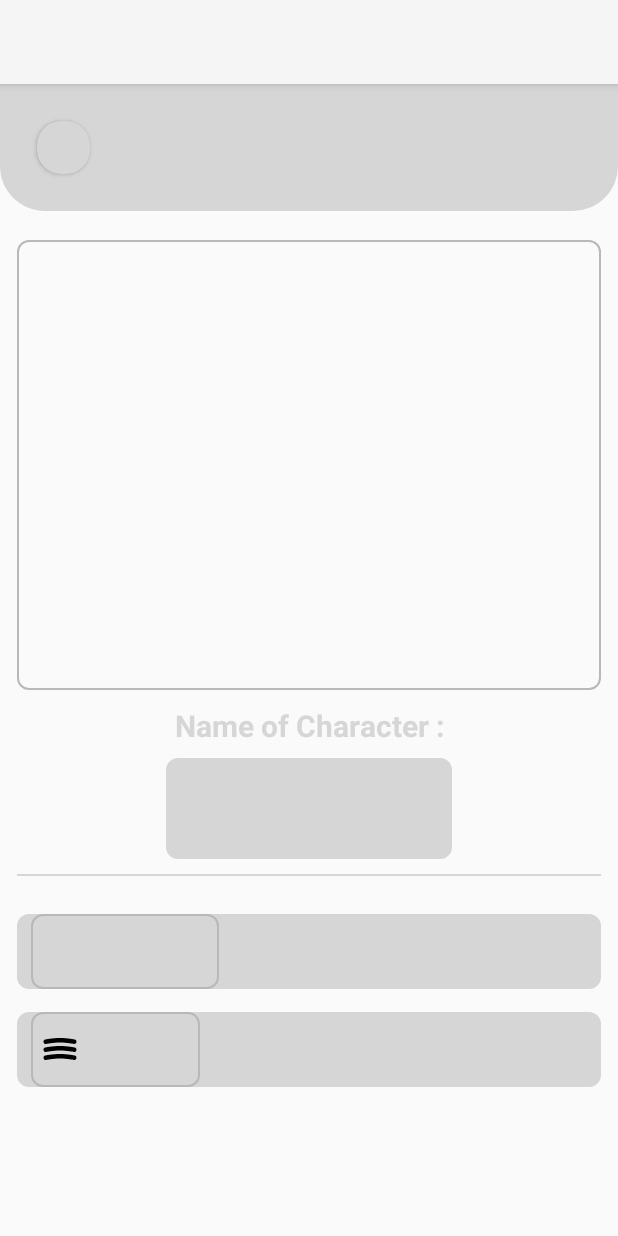
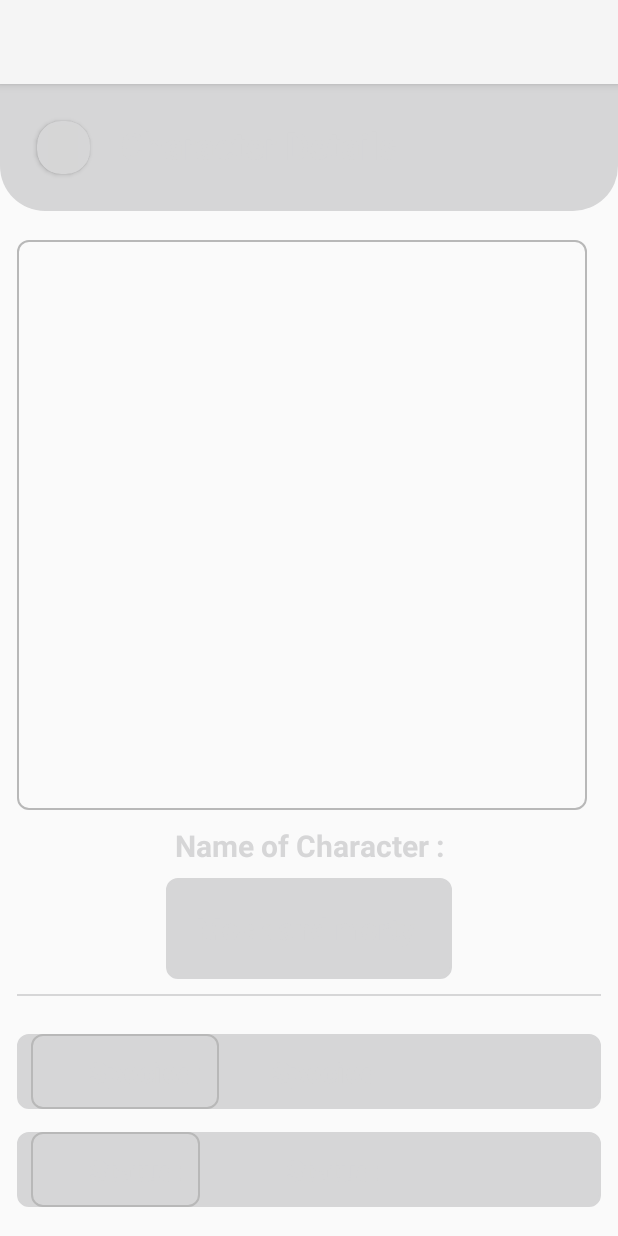
Before and after one commit to amineseba/Mobile-Take-Home-Test, an Android app: the CharacterDetailsActivity screen opened directly, with no data from a screen before it, on a phone screen of 412 x 824 dp. Run offline under Robolectric (Android 15) with nearby library versions, the phone set to English and light mode, and no system bars; our stand-ins replace Picasso; pictures from the network do not load; grey boxes are pictures that could not be loaded.

Commit message:
last updated UI to match the .APK file added to the repository files.

```diff
--- a/app/build.gradle.kts
+++ b/app/build.gradle.kts
@@ -50,6 +50,7 @@ dependencies {
     implementation(libs.androidx.activity)
     implementation(libs.androidx.constraintlayout)
     implementation("androidx.recyclerview:recyclerview:1.4.0")
+    implementation("androidx.swiperefreshlayout:swiperefreshlayout:1.1.0")
 
 
     implementation("androidx.lifecycle:lifecycle-viewmodel-ktx:2.9.4")
--- a/app/src/main/java/com/example/take_home/viewmodel/CharacterViewModel.kt
+++ b/app/src/main/java/com/example/take_home/viewmodel/CharacterViewModel.kt
@@ -28,7 +28,7 @@ class CharacterViewModel(private val database: AppDatabase): ViewModel() {
         .debounce(300) //debounce to avoid rapid API calls
         .flatMapLatest { query ->
             Pager(
-                config = PagingConfig(pageSize = 20, enablePlaceholders = false, prefetchDistance = 5),
+                config = PagingConfig(pageSize = 20, enablePlaceholders = false, prefetchDistance = 4),
                 remoteMediator = CharacterRemoteMediator(query, database),
                 pagingSourceFactory = { database.characterDao().pagingSource()}
             ).flow.cachedIn(viewModelScope)
--- a/app/src/main/res/layout/activity_character_details.xml
+++ b/app/src/main/res/layout/activity_character_details.xml
@@ -73,15 +73,15 @@
 
         <LinearLayout
             android:layout_width="match_parent"
-            android:layout_height="match_parent"
+            android:layout_height="wrap_content"
             android:layout_marginTop="8dp"
             android:padding="11dp"
             android:orientation="vertical">
 
             <ImageView
                 android:id="@+id/character_image"
-                android:layout_width="match_parent"
-                android:layout_height="300dp"
+                android:layout_width="380dp"
+                android:layout_height="380dp"
                 android:background="@drawable/edit_text_background"
                 android:elevation="50dp"
                 android:scaleType="centerCrop" />
@@ -131,6 +131,7 @@
                     android:layout_marginStart="9dp"
                     android:padding="7dp"
                     android:gravity="center"
+                    android:layout_gravity="center"
                     android:layout_marginRight="150dp"
                     android:drawableStart="@drawable/character_species"
                     android:drawableTint="@color/white"
@@ -144,7 +145,7 @@
                     android:id="@+id/character_species"
                     android:layout_width="wrap_content"
                     android:layout_height="wrap_content"
-                    android:padding="7dp"
+                    android:layout_gravity="center"
                     android:layout_marginStart="35dp"
                     android:textStyle="bold"
                     android:textSize="19sp"
@@ -167,13 +168,15 @@
                     android:layout_height="50dp"
                     android:layout_marginStart="9dp"
                     android:drawableStart="@drawable/menu_burger"
+                    android:drawableTint="@color/white"
                     android:drawablePadding="7dp"
                     android:padding="7dp"
                     android:gravity="center"
+                    android:layout_gravity="center"
                     android:layout_marginRight="150dp"
                     android:background="@drawable/edit_text_background"
                     android:text="Status: "
-                    android:textColor="@color/black"
+                    android:textColor="@color/white"
                     android:textStyle="bold"
                     android:textSize="19sp"/>
 
@@ -182,9 +185,10 @@
                     android:layout_width="wrap_content"
                     android:layout_height="wrap_content"
                     android:padding="7dp"
+                    android:layout_gravity="center"
                     android:layout_marginStart="50dp"
                     android:text="Status: "
-                    android:textColor="@color/black"
+                    android:textColor="@color/white"
                     android:textStyle="bold"
                     android:textSize="19sp"/>
 
```
Also changed, not shown: app/src/main/java/com/example/take_home/paging/CharacterRemoteMediator.kt (+4 -6 lines), app/src/main/java/com/example/take_home/ui/CharacterListActivity.kt (+9 -1 lines), app/src/main/res/layout/activity_character_list.xml (+10 -1 lines), app/src/main/res/layout/item_character.xml (+7 -5 lines).
